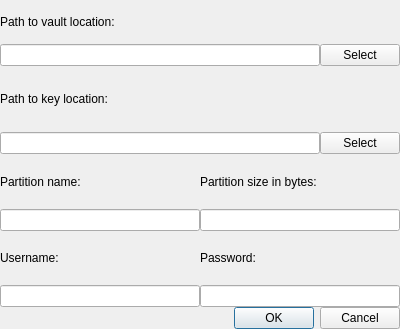
Before: the Qt Designer form src/mainwindow/dialognew.ui in partition-safe/partition-safe, drawn with Qt 5.
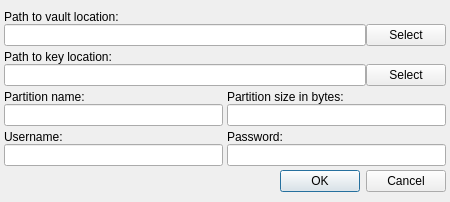
After: the same form once the commit is applied.

Commit message: #5 - fix deleting of files of dragged selection. (now deleting correct files) - Added refresh of fileTreeview on open subdirectory - Added refresh of fileTreeview on using navigation buttons - Layout changes to DialogOpen & DialogNew

The edit to the form file:
```diff
--- a/src/mainwindow/dialognew.ui
+++ b/src/mainwindow/dialognew.ui
@@ -6,10 +6,16 @@
    <rect>
     <x>0</x>
     <y>0</y>
-    <width>400</width>
-    <height>329</height>
+    <width>450</width>
+    <height>202</height>
    </rect>
   </property>
+  <property name="sizePolicy">
+   <sizepolicy hsizetype="Preferred" vsizetype="Preferred">
+    <horstretch>0</horstretch>
+    <verstretch>0</verstretch>
+   </sizepolicy>
+  </property>
   <property name="windowTitle">
    <string>Creating a new vault</string>
   </property>
@@ -29,11 +35,26 @@
    <property name="bottomMargin">
     <number>0</number>
    </property>
+   <property name="spacing">
+    <number>0</number>
+   </property>
    <item row="0" column="0">
     <layout class="QVBoxLayout" name="verticalLayout">
      <property name="spacing">
       <number>0</number>
      </property>
+     <property name="leftMargin">
+      <number>4</number>
+     </property>
+     <property name="topMargin">
+      <number>0</number>
+     </property>
+     <property name="rightMargin">
+      <number>4</number>
+     </property>
+     <property name="bottomMargin">
+      <number>0</number>
+     </property>
      <item>
       <layout class="QVBoxLayout" name="verticalLayout_2">
        <property name="spacing">
@@ -41,6 +62,9 @@
        </property>
        <item>
         <layout class="QVBoxLayout" name="verticalLayout_3">
+         <property name="spacing">
+          <number>0</number>
+         </property>
          <property name="leftMargin">
           <number>0</number>
          </property>
@@ -56,7 +80,7 @@
          <item>
           <widget class="QLabel" name="label_2">
            <property name="sizePolicy">
-            <sizepolicy hsizetype="Expanding" vsizetype="Preferred">
+            <sizepolicy hsizetype="Preferred" vsizetype="Fixed">
              <horstretch>0</horstretch>
              <verstretch>0</verstretch>
             </sizepolicy>
@@ -68,6 +92,9 @@
          </item>
          <item>
           <layout class="QHBoxLayout" name="horizontalLayout_2">
+           <property name="bottomMargin">
+            <number>4</number>
+           </property>
            <item>
             <widget class="QLineEdit" name="textPartitionLoc"/>
            </item>
@@ -88,7 +115,7 @@
        <item>
         <widget class="QLabel" name="label">
          <property name="sizePolicy">
-          <sizepolicy hsizetype="Expanding" vsizetype="Preferred">
+          <sizepolicy hsizetype="Preferred" vsizetype="Fixed">
            <horstretch>0</horstretch>
            <verstretch>0</verstretch>
           </sizepolicy>
@@ -103,6 +130,9 @@
        </item>
        <item>
         <layout class="QHBoxLayout" name="horizontalLayout">
+         <property name="spacing">
+          <number>0</number>
+         </property>
          <item>
           <widget class="QLineEdit" name="textKeyLoc"/>
          </item>
@@ -125,14 +155,26 @@
        <property name="spacing">
         <number>0</number>
        </property>
+       <property name="bottomMargin">
+        <number>4</number>
+       </property>
        <item>
         <layout class="QHBoxLayout" name="horizontalLayout_4">
+         <property name="spacing">
+          <number>0</number>
+         </property>
+         <property name="topMargin">
+          <number>4</number>
+         </property>
          <item>
           <layout class="QVBoxLayout" name="verticalLayout_4">
+           <property name="rightMargin">
+            <number>2</number>
+           </property>
            <item>
             <widget class="QLabel" name="labelPartitionName">
              <property name="sizePolicy">
-              <sizepolicy hsizetype="Expanding" vsizetype="Preferred">
+              <sizepolicy hsizetype="Preferred" vsizetype="Fixed">
                <horstretch>0</horstretch>
                <verstretch>0</verstretch>
               </sizepolicy>
@@ -149,10 +191,13 @@
          </item>
          <item>
           <layout class="QVBoxLayout" name="verticalLayout_5">
+           <property name="leftMargin">
+            <number>2</number>
+           </property>
            <item>
             <widget class="QLabel" name="labelPartitionSize">
              <property name="sizePolicy">
-              <sizepolicy hsizetype="Expanding" vsizetype="Preferred">
+              <sizepolicy hsizetype="Preferred" vsizetype="Fixed">
                <horstretch>0</horstretch>
                <verstretch>0</verstretch>
               </sizepolicy>
@@ -175,12 +220,21 @@
        </item>
        <item>
         <layout class="QHBoxLayout" name="horizontalLayout_3">
+         <property name="spacing">
+          <number>0</number>
+         </property>
+         <property name="topMargin">
+          <number>4</number>
+         </property>
          <item>
           <layout class="QVBoxLayout" name="verticalLayout_6">
+           <property name="rightMargin">
+            <number>2</number>
+           </property>
            <item>
             <widget class="QLabel" name="label_3">
              <property name="sizePolicy">
-              <sizepolicy hsizetype="Expanding" vsizetype="Preferred">
+              <sizepolicy hsizetype="Preferred" vsizetype="Fixed">
                <horstretch>0</horstretch>
                <verstretch>0</verstretch>
               </sizepolicy>
@@ -191,16 +245,26 @@
             </widget>
            </item>
            <item>
-            <widget class="QLineEdit" name="textUsername"/>
+            <widget class="QLineEdit" name="textUsername">
+             <property name="sizePolicy">
+              <sizepolicy hsizetype="Expanding" vsizetype="Fixed">
+               <horstretch>0</horstretch>
+               <verstretch>0</verstretch>
+              </sizepolicy>
+             </property>
+            </widget>
            </item>
           </layout>
          </item>
          <item>
           <layout class="QVBoxLayout" name="verticalLayout_7">
+           <property name="leftMargin">
+            <number>2</number>
+           </property>
            <item>
             <widget class="QLabel" name="label_4">
              <property name="sizePolicy">
-              <sizepolicy hsizetype="Expanding" vsizetype="Preferred">
+              <sizepolicy hsizetype="Preferred" vsizetype="Fixed">
                <horstretch>0</horstretch>
                <verstretch>0</verstretch>
               </sizepolicy>
@@ -212,6 +276,12 @@
            </item>
            <item>
             <widget class="QLineEdit" name="textPassword">
+             <property name="sizePolicy">
+              <sizepolicy hsizetype="Expanding" vsizetype="Fixed">
+               <horstretch>0</horstretch>
+               <verstretch>0</verstretch>
+              </sizepolicy>
+             </property>
              <property name="echoMode">
               <enum>QLineEdit::Password</enum>
              </property>
```
Left out of the diff: 2 changed lines with no effect on the pictures. The commit also changes 6 other files.
